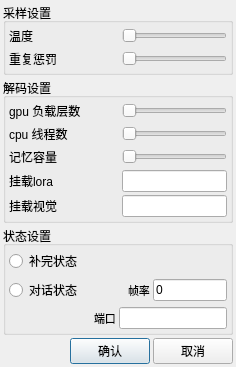
The window that src/widget/settings_dialog.ui (ylsdamxssjxxdd/eva) describes before a commit, drawn with Qt 5.
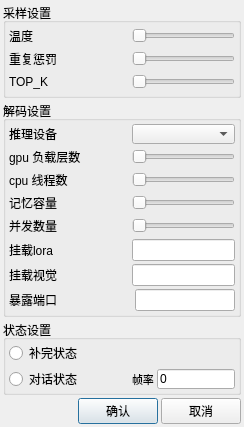
The same window after the commit.

Commit message: 添加topk等选项

```diff
--- a/src/widget/settings_dialog.ui
+++ b/src/widget/settings_dialog.ui
@@ -6,8 +6,8 @@
    <rect>
     <x>0</x>
     <y>0</y>
-    <width>236</width>
-    <height>367</height>
+    <width>242</width>
+    <height>417</height>
    </rect>
   </property>
   <property name="windowTitle">
@@ -61,13 +61,13 @@
          <widget class="QLabel" name="temp_label">
           <property name="minimumSize">
            <size>
-            <width>110</width>
+            <width>120</width>
             <height>20</height>
            </size>
           </property>
           <property name="maximumSize">
            <size>
-            <width>110</width>
+            <width>120</width>
             <height>16777215</height>
            </size>
           </property>
@@ -90,6 +90,9 @@
             <height>16777215</height>
            </size>
           </property>
+          <property name="pageStep">
+           <number>1</number>
+          </property>
           <property name="orientation">
            <enum>Qt::Horizontal</enum>
           </property>
@@ -103,13 +106,13 @@
          <widget class="QLabel" name="repeat_label">
           <property name="minimumSize">
            <size>
-            <width>110</width>
+            <width>120</width>
             <height>20</height>
            </size>
           </property>
           <property name="maximumSize">
            <size>
-            <width>110</width>
+            <width>120</width>
             <height>16777215</height>
            </size>
           </property>
@@ -132,6 +135,54 @@
             <height>16777215</height>
            </size>
           </property>
+          <property name="pageStep">
+           <number>1</number>
+          </property>
+          <property name="orientation">
+           <enum>Qt::Horizontal</enum>
+          </property>
+         </widget>
+        </item>
+       </layout>
+      </item>
+      <item>
+       <layout class="QHBoxLayout" name="horizontalLayout_4">
+        <item>
+         <widget class="QLabel" name="topk_label">
+          <property name="minimumSize">
+           <size>
+            <width>120</width>
+            <height>20</height>
+           </size>
+          </property>
+          <property name="maximumSize">
+           <size>
+            <width>120</width>
+            <height>16777215</height>
+           </size>
+          </property>
+          <property name="text">
+           <string>TOP_K</string>
+          </property>
+         </widget>
+        </item>
+        <item>
+         <widget class="QSlider" name="topk_slider">
+          <property name="minimumSize">
+           <size>
+            <width>100</width>
+            <height>18</height>
+           </size>
+          </property>
+          <property name="maximumSize">
+           <size>
+            <width>16777215</width>
+            <height>16777215</height>
+           </size>
+          </property>
+          <property name="pageStep">
+           <number>1</number>
+          </property>
           <property name="orientation">
            <enum>Qt::Horizontal</enum>
           </property>
@@ -168,19 +219,58 @@
       <property name="bottomMargin">
        <number>3</number>
       </property>
+      <item>
+       <layout class="QHBoxLayout" name="horizontalLayout_22">
+        <item>
+         <widget class="QLabel" name="device_label">
+          <property name="minimumSize">
+           <size>
+            <width>120</width>
+            <height>20</height>
+           </size>
+          </property>
+          <property name="maximumSize">
+           <size>
+            <width>120</width>
+            <height>16777215</height>
+           </size>
+          </property>
+          <property name="text">
+           <string>推理设备</string>
+          </property>
+         </widget>
+        </item>
+        <item>
+         <widget class="QComboBox" name="device_comboBox">
+          <property name="minimumSize">
+           <size>
+            <width>0</width>
+            <height>20</height>
+           </size>
+          </property>
+          <property name="maximumSize">
+           <size>
+            <width>16777215</width>
+            <height>20</height>
+           </size>
+          </property>
+         </widget>
+        </item>
+       </layout>
+      </item>
       <item>
        <layout class="QHBoxLayout" name="horizontalLayout_5">
         <item>
          <widget class="QLabel" name="ngl_label">
           <property name="minimumSize">
            <size>
-            <width>110</width>
+            <width>120</width>
             <height>20</height>
            </size>
           </property>
           <property name="maximumSize">
            <size>
-            <width>110</width>
+            <width>120</width>
             <height>16777215</height>
            </size>
           </property>
@@ -203,6 +293,9 @@
             <height>16777215</height>
            </size>
           </property>
+          <property name="pageStep">
+           <number>1</number>
+          </property>
           <property name="orientation">
            <enum>Qt::Horizontal</enum>
           </property>
@@ -216,13 +309,13 @@
          <widget class="QLabel" name="nthread_label">
           <property name="minimumSize">
            <size>
-            <width>110</width>
+            <width>120</width>
             <height>20</height>
            </size>
           </property>
           <property name="maximumSize">
            <size>
-            <width>110</width>
+            <width>120</width>
             <height>16777215</height>
            </size>
           </property>
@@ -245,6 +338,9 @@
             <height>16777215</height>
            </size>
           </property>
+          <property name="pageStep">
+           <number>1</number>
+          </property>
           <property name="orientation">
            <enum>Qt::Horizontal</enum>
           </property>
@@ -258,13 +354,13 @@
          <widget class="QLabel" name="nctx_label">
           <property name="minimumSize">
            <size>
-            <width>110</width>
+            <width>120</width>
             <height>20</height>
            </size>
           </property>
           <property name="maximumSize">
            <size>
-            <width>110</width>
+            <width>120</width>
             <height>16777215</height>
            </size>
           </property>
@@ -294,19 +390,73 @@
         </item>
        </layout>
       </item>
+      <item>
+       <layout class="QHBoxLayout" name="horizontalLayout_23">
+        <item>
+         <widget class="QLabel" name="parallel_label">
+          <property name="minimumSize">
+           <size>
+            <width>120</width>
+            <height>20</height>
+           </size>
+          </property>
+          <property name="maximumSize">
+           <size>
+            <width>120</width>
+            <height>16777215</height>
+           </size>
+          </property>
+          <property name="text">
+           <string>并发数量</string>
+          </property>
+         </widget>
+        </item>
+        <item>
+         <widget class="QSlider" name="parallel_slider">
+          <property name="minimumSize">
+           <size>
+            <width>100</width>
+            <height>18</height>
+           </size>
+          </property>
+          <property name="maximumSize">
+           <size>
+            <width>16777215</width>
+            <height>16777215</height>
+           </size>
+          </property>
+          <property name="minimum">
+           <number>1</number>
+          </property>
+          <property name="maximum">
+           <number>4096</number>
+          </property>
+          <property name="pageStep">
+           <number>1</number>
+          </property>
+          <property name="value">
+           <number>1</number>
+          </property>
+          <property name="orientation">
+           <enum>Qt::Horizontal</enum>
+          </property>
+         </widget>
+        </item>
+       </layout>
+      </item>
       <item>
        <layout class="QHBoxLayout" name="horizontalLayout_10">
         <item>
          <widget class="QLabel" name="lora_label">
           <property name="minimumSize">
            <size>
-            <width>110</width>
+            <width>120</width>
             <height>20</height>
            </size>
           </property>
           <property name="maximumSize">
            <size>
-            <width>110</width>
+            <width>120</width>
             <height>16777215</height>
            </size>
           </property>
@@ -333,13 +483,13 @@
          <widget class="QLabel" name="mmproj_label">
           <property name="minimumSize">
            <size>
-            <width>110</width>
+            <width>120</width>
             <height>20</height>
            </size>
           </property>
           <property name="maximumSize">
            <size>
-            <width>110</width>
+            <width>120</width>
             <height>16777215</height>
            </size>
           </property>
@@ -360,6 +510,47 @@
         </item>
        </layout>
       </item>
+      <item>
+       <layout class="QHBoxLayout" name="horizontalLayout_12">
+        <property name="spacing">
+         <number>6</number>
+        </property>
+        <item>
+         <widget class="QLabel" name="port_label">
+          <property name="minimumSize">
+           <size>
+            <width>120</width>
+            <height>20</height>
+           </size>
+          </property>
+          <property name="maximumSize">
+           <size>
+            <width>120</width>
+            <height>16777215</height>
+           </size>
+          </property>
+          <property name="font">
+           <font>
+            <pointsize>9</pointsize>
+           </font>
+          </property>
+          <property name="text">
+           <string>暴露端口</string>
+          </property>
+         </widget>
+        </item>
+        <item>
+         <widget class="QLineEdit" name="port_lineEdit">
+          <property name="minimumSize">
+           <size>
+            <width>100</width>
+            <height>0</height>
+           </size>
+          </property>
+         </widget>
+        </item>
+       </layout>
+      </item>
      </layout>
     </widget>
    </item>
@@ -483,55 +674,6 @@
         </item>
        </layout>
       </item>
-      <item>
-       <layout class="QHBoxLayout" name="horizontalLayout_12">
-        <property name="spacing">
-         <number>3</number>
-        </property>
-        <!-- web_btn removed: 服务状态模式已移除 -->
-        <item>
-         <spacer name="horizontalSpacer_2">
-          <property name="orientation">
-           <enum>Qt::Horizontal</enum>
-          </property>
-          <property name="sizeHint" stdset="0">
-           <size>
-            <width>40</width>
-            <height>20</height>
-           </size>
-          </property>
-         </spacer>
-        </item>
-        <item>
-         <widget class="QLabel" name="port_label">
-          <property name="minimumSize">
-           <size>
-            <width>0</width>
-            <height>20</height>
-           </size>
-          </property>
-          <property name="font">
-           <font>
-            <pointsize>8</pointsize>
-           </font>
-          </property>
-          <property name="text">
-           <string>端口</string>
-          </property>
-         </widget>
-        </item>
-        <item>
-         <widget class="QLineEdit" name="port_lineEdit">
-          <property name="minimumSize">
-           <size>
-            <width>0</width>
-            <height>20</height>
-           </size>
-          </property>
-         </widget>
-        </item>
-       </layout>
-      </item>
      </layout>
     </widget>
    </item>
```
The commit also changes 11 other files.
